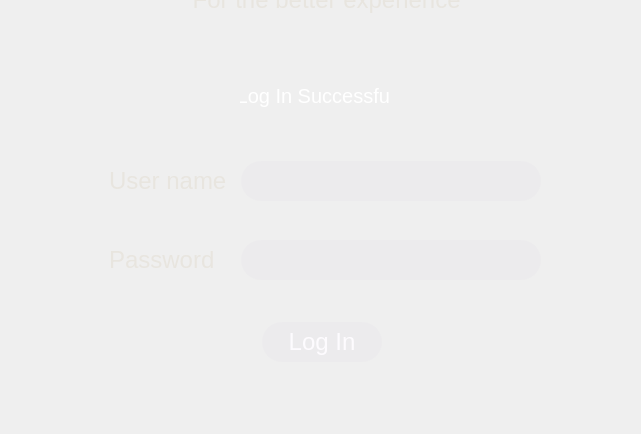
First picture: the form in log_in.ui, repository anton-ovod/CarRentalSystem, before the edit; both pictures show x 240 to 881 and y 140 to 574 of the 1050 by 680 pixel window.
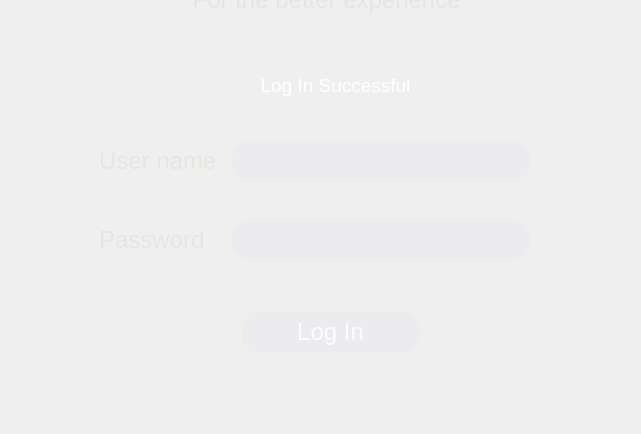
Second picture: the form after the edit. Custom widgets are drawn as their Qt base class.

Patch:
```diff
--- a/log_in.ui
+++ b/log_in.ui
@@ -171,8 +171,8 @@
   <widget class="QFrame" name="MainData">
    <property name="geometry">
     <rect>
-     <x>330</x>
-     <y>290</y>
+     <x>320</x>
+     <y>270</y>
      <width>471</width>
      <height>141</height>
     </rect>
@@ -341,9 +341,9 @@
   <widget class="QFrame" name="Button">
    <property name="geometry">
     <rect>
-     <x>490</x>
-     <y>450</y>
-     <width>144</width>
+     <x>470</x>
+     <y>440</y>
+     <width>201</width>
      <height>64</height>
     </rect>
    </property>
@@ -386,7 +386,7 @@
     <item row="0" column="0">
      <widget class="QPushButton" name="LogBtn">
       <property name="sizePolicy">
-       <sizepolicy hsizetype="Fixed" vsizetype="Fixed">
+       <sizepolicy hsizetype="Expanding" vsizetype="Expanding">
         <horstretch>0</horstretch>
         <verstretch>0</verstretch>
        </sizepolicy>
@@ -415,15 +415,21 @@
   <widget class="QLabel" name="logInSuccessful">
    <property name="geometry">
     <rect>
-     <x>480</x>
-     <y>210</y>
-     <width>151</width>
+     <x>470</x>
+     <y>200</y>
+     <width>211</width>
      <height>51</height>
     </rect>
    </property>
+   <property name="font">
+    <font>
+     <pointsize>14</pointsize>
+     <italic>false</italic>
+     <bold>false</bold>
+    </font>
+   </property>
    <property name="styleSheet">
     <string notr="true">QLabel {
-font: 20px;
 color: white;
 }</string>
    </property>
```
Left out of the diff: 6 changed lines with no effect on the pictures.
